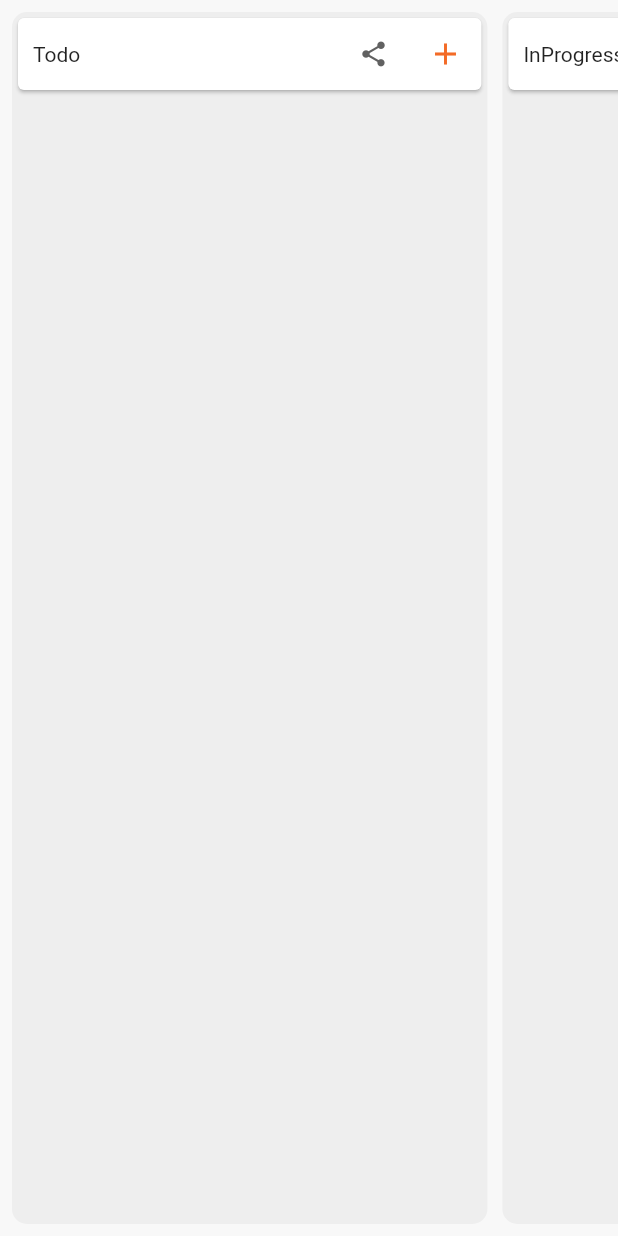
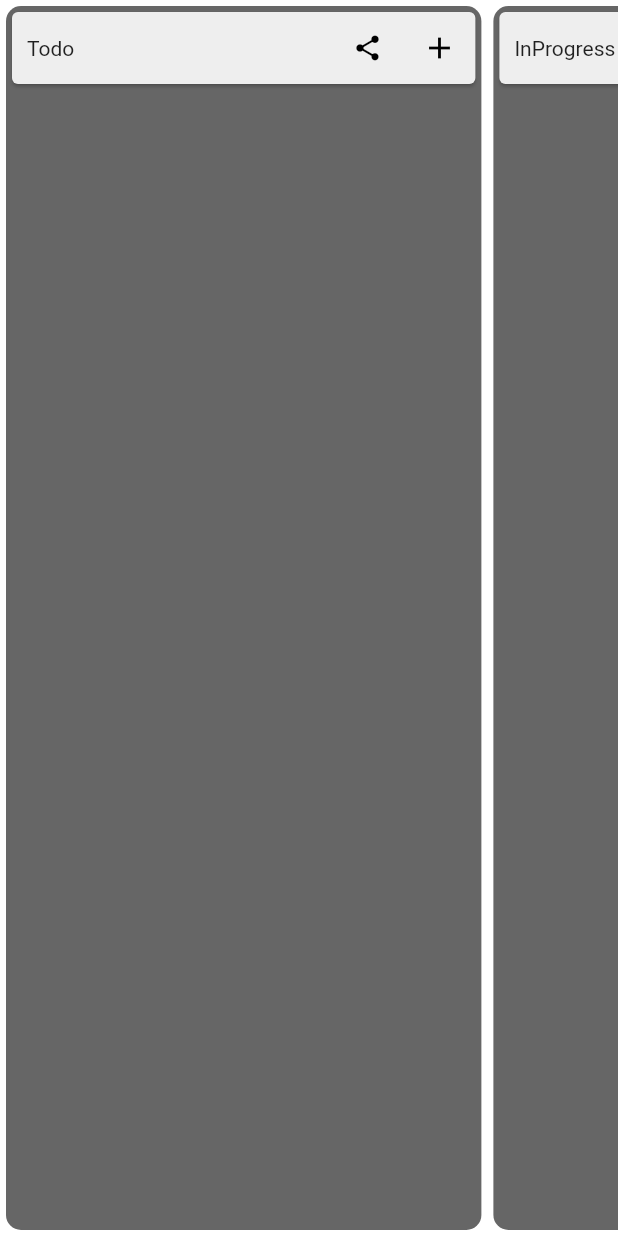
Before and after one commit to Ahsankhansadozai/time_tracking_app, a Flutter app: the screen it shows after launch, on a phone screen of 412 x 824 dp. Run offline on Flutter 3.47's test engine with Material 2 defaults, Android fonts, the phone set to English and light mode, and no system bars; our stand-ins replace easy_localization, floor, flutter_native_splash, get_it, go_router, shared_preferences and 3 more; accounts and stored records are empty; generated files the repository leaves out were written again.

Commit message:
update and theme color fixed.

```diff
--- a/lib/app/theme/app_theme.dart
+++ b/lib/app/theme/app_theme.dart
@@ -30,9 +30,9 @@ class AppTheme {
                 fontWeight: FontWeight.w800),
             systemOverlayStyle: SystemUiOverlayStyle.dark
                 .copyWith(statusBarColor: AppColor.White)),
-        scaffoldBackgroundColor: AppColor.Gray25,
+        scaffoldBackgroundColor: AppColor.CardLight,
         cardTheme: CardTheme(
-          color: AppColor.CardLight,
+          color: AppColor.Gray200,
         ),
         bottomSheetTheme:
             BottomSheetThemeData(backgroundColor: AppColor.BackgroundLight),
@@ -69,7 +69,7 @@ class AppTheme {
   static ThemeData get darkTheme {
     return ThemeData(
         primaryColor: AppColor.BlueDark,
-        primaryColorLight: AppColor.White,
+        primaryColorLight: AppColor.BlueDark,
         primaryColorDark: AppColor.BlueDark,
         elevatedButtonTheme: ElevatedButtonThemeData(
             style: ButtonStyle(
--- a/lib/common/constants.dart
+++ b/lib/common/constants.dart
@@ -8,3 +8,7 @@ const BOLD_TEXT = 'bold_text';
 const TODO = 1;
 const INPROGRESS = 2;
 const DONE = 3;
+
+const TODO_FROM = 'Todo From';
+const IN_PROGRESS_FROM = 'InProgress From';
+const DONE_FROM = 'Done From';
--- a/lib/common/widget_styling/WidgetStyling.dart
+++ b/lib/common/widget_styling/WidgetStyling.dart
@@ -1,9 +1,9 @@
 import 'package:flutter/material.dart';
 import 'package:time_tracking_app/app/theme/app_color.dart';
 
-hContainerBorder(double cornerRadius){
-return  BoxDecoration(
-    color: AppColor.Gray200, //new Color.fromRGBO(255, 0, 0, 0.0),
+hContainerBorder(double cornerRadius, BuildContext context) {
+  return BoxDecoration(
+      color: Theme.of(context).hintColor,
       borderRadius: BorderRadius.circular(cornerRadius));
 }
 
@@ -33,9 +33,6 @@ Widget hEmptyText(String text, double height, double width) {
       ));
 }
 
-hTextStyle(double fontSize){
-  return TextStyle(
-      fontFamily: 'Montserrat',
-      color: AppColor.CardDark,
-      fontSize: fontSize);
+hTextStyle(double fontSize) {
+  return TextStyle(fontFamily: 'Montserrat', fontSize: fontSize);
 }
--- a/lib/data/local/dao/TaskDao.dart
+++ b/lib/data/local/dao/TaskDao.dart
@@ -14,13 +14,12 @@ abstract class TaskDao {
   @Query('SELECT * FROM TaskModel WHERE taskSerialNo=:id')
   Future<List<TaskModel>> hFindTaskById(String id);
 
-  @insert
-  @OnConflictStrategy.replace
+  @Insert(onConflict: OnConflictStrategy.replace)
   Future<void> insertNewTask(TaskModel task);
 
   @Query('DELETE FROM TaskModel WHERE taskSerialNo=:id')
   Future<void> hDeleteTaskFromDb(int id);
 
   @update
-  Future<void> updateTask(TaskModel cart);
+  Future<void> updateTask(TaskModel taskModel);
 }
--- a/lib/data/repository_impl/TaskRepositoryImpl.dart
+++ b/lib/data/repository_impl/TaskRepositoryImpl.dart
@@ -30,7 +30,7 @@ class TaskRepositoryImpl implements TaskRepository {
   }
 
   @override
-  hUpdateTaskFromDb(TaskModel task) async {
-    await _appDatabase.taskDao.updateTask(task);
+  hUpdateTaskFromDb(TaskModel params) async {
+    await _appDatabase.taskDao.updateTask(params);
   }
 }
--- a/lib/domain/repository/TaskRepository.dart
+++ b/lib/domain/repository/TaskRepository.dart
@@ -7,6 +7,5 @@ abstract class TaskRepository {
 
   hDeleteTaskFromDb(int taskSerialNo);
 
-
   hUpdateTaskFromDb(TaskModel taskModel);
 }
--- a/lib/domain/use_cases/UpdateTaskUseCase/use_case/UpdateExistingUseCase.dart
+++ b/lib/domain/use_cases/UpdateTaskUseCase/use_case/UpdateExistingUseCase.dart
@@ -15,7 +15,9 @@ class UpdateTaskUseCase
   Future<DataState<List<TaskModel>>> call({required TaskModel params}) async {
     try {
       dynamic response = await _taskRepository.hUpdateTaskFromDb(params);
-      printLog('Update Fixed');
+      print(response.toString());
+      printLog(
+          'task to update :${params.taskStatus}${params.taskName}${params.taskCreatedTime}${params.taskSerialNo}');
       return DataSuccess(response);
     } catch (e) {
       printLog(e.toString());
--- a/lib/presentation/dashboard_screen/view/screen/DashBoardScreen.dart
+++ b/lib/presentation/dashboard_screen/view/screen/DashBoardScreen.dart
@@ -1,6 +1,5 @@
 import 'package:flutter/material.dart';
 import 'package:stacked/stacked.dart';
-import 'package:time_tracking_app/app/theme/app_color.dart';
 import 'package:time_tracking_app/common/constants.dart';
 import 'package:time_tracking_app/common/custom_function.dart';
 import 'package:time_tracking_app/domain/model/Task.dart';
@@ -41,31 +40,27 @@ class _DashBoardScreenState extends State<DashBoardScreen> {
   _buildBody() {
     return SingleChildScrollView(
       scrollDirection: Axis.horizontal,
-      child: Padding(
-        padding: const EdgeInsets.all(8.0),
       child: Row(
         mainAxisAlignment: MainAxisAlignment.spaceBetween,
         crossAxisAlignment: CrossAxisAlignment.start,
         children: [
           _buildTodoWidget(),
-            addHorizontalSpace(10),
           _buildInProgressWidget(),
-            addHorizontalSpace(10),
           _buildDoneWidget()
         ],
-        ),
       ),
     );
   }
 
   _buildTodoWidget() {
-    return SizedBox(
-      height: MediaQuery.of(context).size.height / 1,
+    return Padding(
+      padding: EdgeInsets.all(4.0),
+      child: SizedBox(
         width: MediaQuery.of(context).size.width / 1.3,
         child: Container(
-          decoration: hContainerBorder(10.0),
+            decoration: hContainerBorder(10.0, context),
             child: Column(
-            crossAxisAlignment: CrossAxisAlignment.start,
+              crossAxisAlignment: CrossAxisAlignment.stretch,
               mainAxisAlignment: MainAxisAlignment.start,
               children: [
                 Card(
@@ -77,18 +72,16 @@ class _DashBoardScreenState extends State<DashBoardScreen> {
                         children: [
                           IconButton(
                               onPressed: () {},
-                            icon: Icon(
+                              icon: const Icon(
                                 Icons.share,
                                 size: 20,
-                              color: AppColor.Gray700,
                               )),
                           IconButton(
                               onPressed: () {
                                 dashboardViewModel.hAddNewTask(TODO);
                               },
-                            icon: Icon(
+                              icon: const Icon(
                                 Icons.add,
-                              color: AppColor.Orange,
                               ))
                         ],
                       )
@@ -98,14 +91,17 @@ class _DashBoardScreenState extends State<DashBoardScreen> {
                 buildTodoListWidget()
               ],
             )),
+      ),
     );
   }
 
   _buildInProgressWidget() {
-    return SizedBox(
+    return Padding(
+      padding: const EdgeInsets.all(4.0),
+      child: SizedBox(
         width: MediaQuery.of(context).size.width / 1.3,
         child: Container(
-          decoration: hContainerBorder(10.0),
+            decoration: hContainerBorder(10.0, context),
             child: Column(
               crossAxisAlignment: CrossAxisAlignment.start,
               children: [
@@ -118,18 +114,16 @@ class _DashBoardScreenState extends State<DashBoardScreen> {
                         children: [
                           IconButton(
                               onPressed: () {},
-                            icon: Icon(
+                              icon: const Icon(
                                 Icons.share,
                                 size: 20,
-                              color: AppColor.Gray700,
                               )),
                           IconButton(
                               onPressed: () {
                                 dashboardViewModel.hAddNewTask(INPROGRESS);
                               },
-                            icon: Icon(
+                              icon: const Icon(
                                 Icons.add,
-                              color: AppColor.Orange,
                               ))
                         ],
                       )
@@ -139,16 +133,19 @@ class _DashBoardScreenState extends State<DashBoardScreen> {
                 buildInProgressListWidget()
               ],
             )),
+      ),
     );
   }
 
   _buildDoneWidget() {
-    return SizedBox(
+    return Padding(
+      padding: const EdgeInsets.all(4.0),
+      child: SizedBox(
         width: MediaQuery.of(context).size.width / 1.3,
         child: Container(
-        decoration: hContainerBorder(10.0),
+          decoration: hContainerBorder(10.0, context),
           child: Column(
-          crossAxisAlignment: CrossAxisAlignment.start,
+            crossAxisAlignment: CrossAxisAlignment.stretch,
             children: [
               Card(
                 child: Row(
@@ -159,18 +156,16 @@ class _DashBoardScreenState extends State<DashBoardScreen> {
                       children: [
                         IconButton(
                             onPressed: () {},
-                          icon: Icon(
+                            icon: const Icon(
                               Icons.share,
-                            color: AppColor.Gray700,
                               size: 20,
                             )),
                         IconButton(
                             onPressed: () {
                               dashboardViewModel.hAddNewTask(DONE);
                             },
-                          icon: Icon(
+                            icon: const Icon(
                               Icons.add,
-                            color: AppColor.Orange,
                             ))
                       ],
                     )
@@ -179,6 +174,7 @@ class _DashBoardScreenState extends State<DashBoardScreen> {
               ),
               buildInDoneWidget()
             ],
+          ),
         ),
       ),
     );
--- a/lib/presentation/dashboard_screen/view_model/DashBaordViewModel.dart
+++ b/lib/presentation/dashboard_screen/view_model/DashBaordViewModel.dart
@@ -52,8 +52,9 @@ class DashBoardViewModel extends BaseViewModel {
   }
 
   Future<void> hUpdateExistingTask(TaskModel taskModel) async {
-    await _updateTaskUseCase.call(params: taskModel);
-    hFetchAllTaskFromLocalDb();
+    await _updateTaskUseCase
+        .call(params: taskModel)
+        .then((value) => {hFetchAllTaskFromLocalDb()});
   }
 
   Future<void> hFetchAllTaskFromLocalDb() async {
--- a/pubspec.yaml
+++ b/pubspec.yaml
@@ -57,7 +57,7 @@ dependencies:
   cached_network_image: ^3.2.2
   carousel_slider: ^4.1.1
   shimmer: ^2.0.0
-  floor: ^1.3.0
+  floor: ^1.4.0
   animated_bottom_navigation_bar: ^1.1.0
   status_change: ^2.0.0
   timeline_tile: ^2.0.0
@@ -81,8 +81,8 @@ dev_dependencies:
   flutter_test:
     sdk: flutter
   build_runner: ^2.1.11
-  floor_generator: ^1.3.0
- #// ← do not forget
+  floor_generator: ^1.4.1
+  #// ← do not forget
 
   # The "flutter_lints" package below contains a set of recommended lints to
   # encourage good coding practices. The lint set provided by the package is
```
Also changed, not shown: lib/common/custom_function.dart (+30 -0 lines), lib/presentation/dashboard_screen/view/components/ListItemView/view/ListItemView.dart (+37 -43 lines), lib/presentation/dashboard_screen/view/components/ListItemView/viewModel/ListItemViewModel.dart (+31 -0 lines), lib/data/local/db/AppDb.g.dart. Lines whose indentation alone changed are shown as unchanged.
